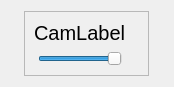
This is Frame.ui in cschan279/PyQt_Test as Qt 5 draws it before an edit. The edited form follows.
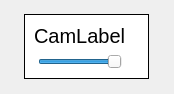
This is the edited form. Icons and pictures are not drawn.

Patch:
```diff
--- a/Frame.ui
+++ b/Frame.ui
@@ -7,7 +7,7 @@
     <x>0</x>
     <y>0</y>
     <width>174</width>
-    <height>86</height>
+    <height>94</height>
    </rect>
   </property>
   <property name="sizePolicy">
@@ -20,7 +20,10 @@
    <string>Form</string>
   </property>
   <property name="styleSheet">
-   <string notr="true"/>
+   <string notr="true">QFrame#frame {
+    background-color: rgb(255, 255, 255); 
+    border: 1px inset black;
+}</string>
   </property>
   <layout class="QHBoxLayout" name="horizontalLayout">
    <item>
```
